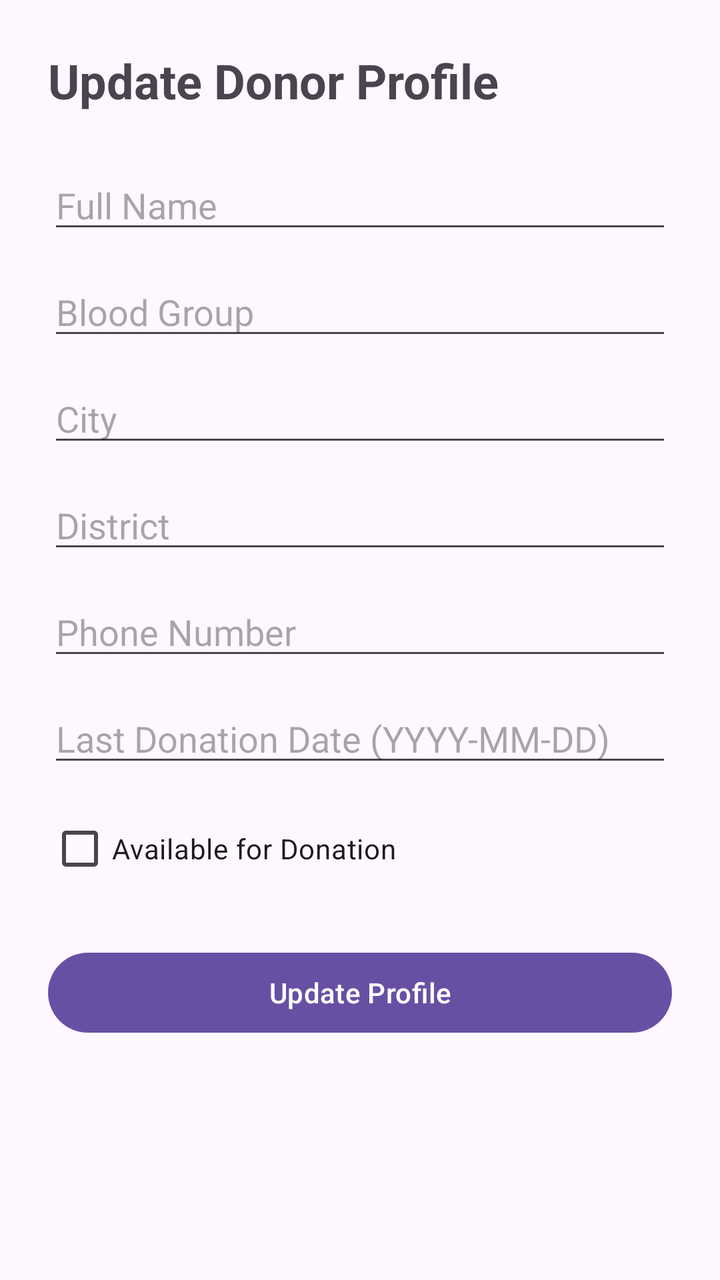
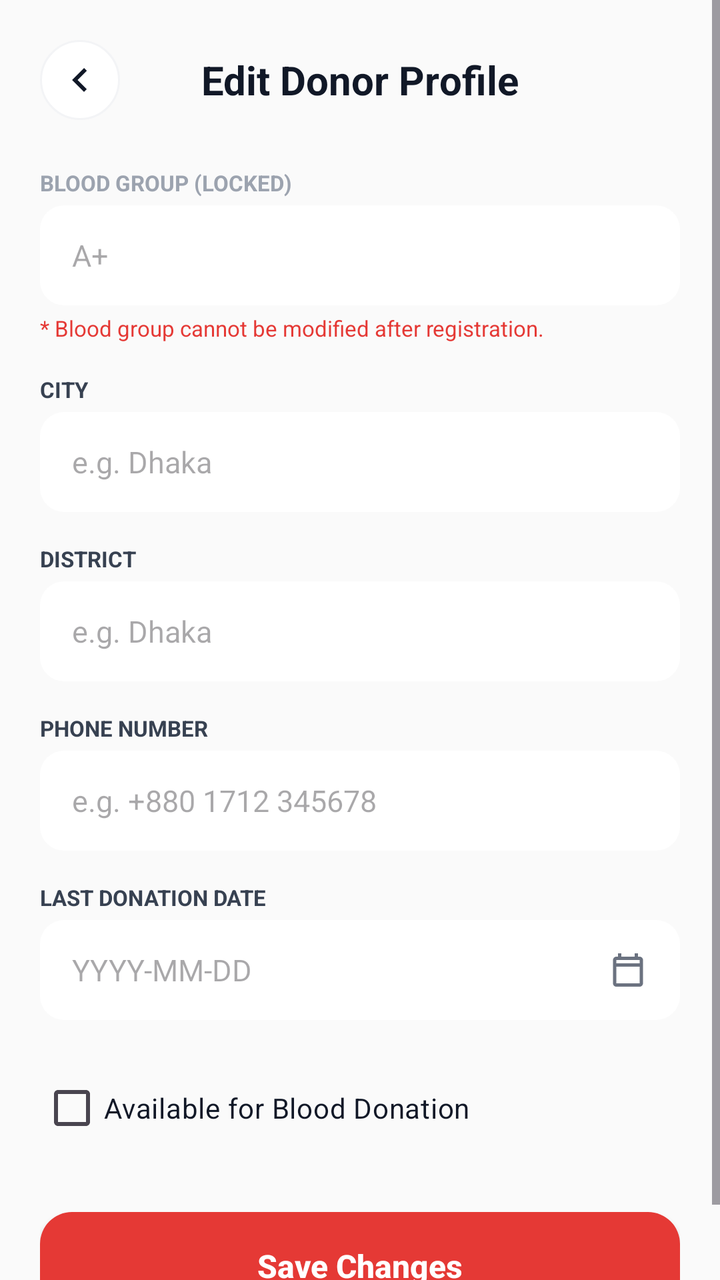

The first picture is an Android layout as it rendered before a commit; the second is the same layout after the commit. The layout source and the unified diff follow.
<!-- AndroidManifest.xml: application theme Theme.BloodBridge -->
<!-- res/layout/activity_update_donor.xml -->
<?xml version="1.0" encoding="utf-8"?>
<ScrollView xmlns:android="http://schemas.android.com/apk/res/android"
    android:layout_width="match_parent"
    android:layout_height="match_parent"
    android:fillViewport="true">

    <LinearLayout
        android:layout_width="match_parent"
        android:layout_height="wrap_content"
        android:orientation="vertical"
        android:padding="24dp">

        <TextView
            android:layout_width="wrap_content"
            android:layout_height="wrap_content"
            android:text="Update Donor Profile"
            android:textSize="24sp"
            android:textStyle="bold"
            android:layout_marginBottom="24dp" />

        <EditText
            android:id="@+id/etUpdateName"
            android:layout_width="match_parent"
            android:layout_height="wrap_content"
            android:hint="Full Name"
            android:inputType="textPersonName"
            android:layout_marginBottom="12dp" />

        <EditText
            android:id="@+id/etUpdateBloodGroup"
            android:layout_width="match_parent"
            android:layout_height="wrap_content"
            android:hint="Blood Group"
            android:layout_marginBottom="12dp" />

        <EditText
            android:id="@+id/etUpdateCity"
            android:layout_width="match_parent"
            android:layout_height="wrap_content"
            android:hint="City"
            android:layout_marginBottom="12dp" />

        <EditText
            android:id="@+id/etUpdateDistrict"
            android:layout_width="match_parent"
            android:layout_height="wrap_content"
            android:hint="District"
            android:layout_marginBottom="12dp" />

        <EditText
            android:id="@+id/etUpdatePhone"
            android:layout_width="match_parent"
            android:layout_height="wrap_content"
            android:hint="Phone Number"
            android:inputType="phone"
            android:layout_marginBottom="12dp" />

        <EditText
            android:id="@+id/etUpdateLastDonateDate"
            android:layout_width="match_parent"
            android:layout_height="wrap_content"
            android:hint="Last Donation Date (YYYY-MM-DD)"
            android:focusable="false"
            android:clickable="true"
            android:layout_marginBottom="12dp" />

        <CheckBox
            android:id="@+id/cbUpdateAvailable"
            android:layout_width="wrap_content"
            android:layout_height="wrap_content"
            android:text="Available for Donation"
            android:layout_marginBottom="24dp" />

        <Button
            android:id="@+id/btnUpdateDonor"
            android:layout_width="match_parent"
            android:layout_height="wrap_content"
            android:text="Update Profile" />

    </LinearLayout>
</ScrollView>
<!-- resources referenced by this layout -->
<resources>
  <style name="Theme.BloodBridge" parent="Base.Theme.BloodBridge" />
  <style name="Base.Theme.BloodBridge" parent="Theme.Material3.DayNight.NoActionBar">
          
          
      </style>
</resources>

<!-- the commit's change to res/layout/activity_update_donor.xml (unified diff, before → after) -->
@@ -1,81 +1,191 @@
 <?xml version="1.0" encoding="utf-8"?>
 <ScrollView xmlns:android="http://schemas.android.com/apk/res/android"
+    xmlns:app="http://schemas.android.com/apk/res-auto"
     android:layout_width="match_parent"
     android:layout_height="match_parent"
+    android:background="#FAFAFA"
     android:fillViewport="true">
 
     <LinearLayout
         android:layout_width="match_parent"
         android:layout_height="wrap_content"
         android:orientation="vertical"
-        android:padding="24dp">
+        android:padding="20dp">
+
+        
+        <RelativeLayout
+            android:layout_width="match_parent"
+            android:layout_height="wrap_content"
+            android:layout_marginBottom="24dp">
+
+            <ImageView
+                android:id="@+id/btnBackUpdate"
+                android:layout_width="40dp"
+                android:layout_height="40dp"
+                android:layout_centerVertical="true"
+                android:background="@drawable/bg_circle_button"
+                android:contentDescription="Back"
+                android:padding="8dp"
+                android:src="@drawable/ic_arrow_back_black" />
+
+            <TextView
+                android:layout_width="wrap_content"
+                android:layout_height="wrap_content"
+                android:layout_centerInParent="true"
+                android:text="Edit Donor Profile"
+                android:textColor="#111827"
+                android:textSize="20sp"
+                android:textStyle="bold" />
+        </RelativeLayout>
+
+        
+        <TextView
+            android:layout_width="wrap_content"
+            android:layout_height="wrap_content"
+            android:layout_marginBottom="4dp"
+            android:text="BLOOD GROUP (LOCKED)"
+            android:textColor="#9CA3AF"
+            android:textSize="11sp"
+            android:textStyle="bold" />
+
+        <EditText
+            android:id="@+id/etUpdateBloodGroup"
+            android:layout_width="match_parent"
+            android:layout_height="50dp"
+            android:layout_marginBottom="4dp"
+            android:background="@drawable/bg_input_field"
+            android:clickable="false"
+            android:enabled="false"
+            android:focusable="false"
+            android:hint="A+"
+            android:paddingStart="16dp"
+            android:paddingEnd="16dp"
+            android:textColor="#6B7280"
+            android:textSize="15sp" />
 
         <TextView
             android:layout_width="wrap_content"
             android:layout_height="wrap_content"
-            android:text="Update Donor Profile"
-            android:textSize="24sp"
-            android:textStyle="bold"
-            android:layout_marginBottom="24dp" />
+            android:layout_marginBottom="16dp"
+            android:text="* Blood group cannot be modified after registration."
+            android:textColor="#E53935"
+            android:textSize="11sp" />
 
-        <EditText
-            android:id="@+id/etUpdateName"
-            android:layout_width="match_parent"
+        
+        <TextView
+            android:layout_width="wrap_content"
             android:layout_height="wrap_content"
-            android:hint="Full Name"
-            android:inputType="textPersonName"
-            android:layout_marginBottom="12dp" />
-
-        <EditText
-            android:id="@+id/etUpdateBloodGroup"
-            android:layout_width="match_parent"
-            android:layout_height="wrap_content"
-            android:hint="Blood Group"
-            android:layout_marginBottom="12dp" />
+            android:layout_marginBottom="4dp"
+            android:text="CITY"
+            android:textColor="#374151"
+            android:textSize="11sp"
+            android:textStyle="bold" />
 
         <EditText
             android:id="@+id/etUpdateCity"
             android:layout_width="match_parent"
+            android:layout_height="50dp"
+            android:layout_marginBottom="16dp"
+            android:background="@drawable/bg_input_field"
+            android:hint="e.g. Dhaka"
+            android:inputType="textCapWords"
+            android:paddingStart="16dp"
+            android:paddingEnd="16dp"
+            android:textColor="#111827"
+            android:textSize="15sp" />
+
+        
+        <TextView
+            android:layout_width="wrap_content"
             android:layout_height="wrap_content"
-            android:hint="City"
-            android:layout_marginBottom="12dp" />
+            android:layout_marginBottom="4dp"
+            android:text="DISTRICT"
+            android:textColor="#374151"
+            android:textSize="11sp"
+            android:textStyle="bold" />
 
         <EditText
             android:id="@+id/etUpdateDistrict"
             android:layout_width="match_parent"
+            android:layout_height="50dp"
+            android:layout_marginBottom="16dp"
+            android:background="@drawable/bg_input_field"
+            android:hint="e.g. Dhaka"
+            android:inputType="textCapWords"
+            android:paddingStart="16dp"
+            android:paddingEnd="16dp"
+            android:textColor="#111827"
+            android:textSize="15sp" />
+
+        
+        <TextView
+            android:layout_width="wrap_content"
             android:layout_height="wrap_content"
-            android:hint="District"
-            android:layout_marginBottom="12dp" />
+            android:layout_marginBottom="4dp"
+            android:text="PHONE NUMBER"
+            android:textColor="#374151"
+            android:textSize="11sp"
+            android:textStyle="bold" />
 
         <EditText
             android:id="@+id/etUpdatePhone"
             android:layout_width="match_parent"
+            android:layout_height="50dp"
+            android:layout_marginBottom="16dp"
+            android:background="@drawable/bg_input_field"
+            android:hint="e.g. +880 1712 345678"
+            android:inputType="phone"
+            android:paddingStart="16dp"
+            android:paddingEnd="16dp"
+            android:textColor="#111827"
+            android:textSize="15sp" />
+
+        
+        <TextView
+            android:layout_width="wrap_content"
             android:layout_height="wrap_content"
-            android:hint="Phone Number"
-            android:inputType="phone"
-            android:layout_marginBottom="12dp" />
+            android:layout_marginBottom="4dp"
+            android:text="LAST DONATION DATE"
+            android:textColor="#374151"
+            android:textSize="11sp"
+            android:textStyle="bold" />
 
         <EditText
             android:id="@+id/etUpdateLastDonateDate"
             android:layout_width="match_parent"
-            android:layout_height="wrap_content"
-            android:hint="Last Donation Date (YYYY-MM-DD)"
+            android:layout_height="50dp"
+            android:layout_marginBottom="20dp"
+            android:background="@drawable/bg_input_field"
+            android:clickable="true"
+            android:drawableEnd="@drawable/ic_calendar"
             android:focusable="false"
-            android:clickable="true"
-            android:layout_marginBottom="12dp" />
+            android:hint="YYYY-MM-DD"
+            android:paddingStart="16dp"
+            android:paddingEnd="16dp"
+            android:textColor="#111827"
+            android:textSize="15sp" />
 
+        
         <CheckBox
             android:id="@+id/cbUpdateAvailable"
             android:layout_width="wrap_content"
             android:layout_height="wrap_content"
-            android:text="Available for Donation"
-            android:layout_marginBottom="24dp" />
+            android:layout_marginBottom="28dp"
+            android:text="Available for Blood Donation"
+            android:textColor="#111827"
+            android:textSize="14sp" />
 
-        <Button
+        
+        <androidx.appcompat.widget.AppCompatButton
             android:id="@+id/btnUpdateDonor"
             android:layout_width="match_parent"
-            android:layout_height="wrap_content"
-            android:text="Update Profile" />
+            android:layout_height="54dp"
+            android:background="@drawable/bg_red_button"
+            android:text="Save Changes"
+            android:textAllCaps="false"
+            android:textColor="#FFFFFF"
+            android:textSize="16sp"
+            android:textStyle="bold" />
 
     </LinearLayout>
 </ScrollView>
<!-- resource entries referenced after the edit -->
@@ -1,5 +1,47 @@
 <!-- resources referenced by this layout -->
 <resources>
+  <!-- drawable bg_circle_button (drawable) -->
+  <?xml version="1.0" encoding="utf-8"?>
+  <shape xmlns:android="http://schemas.android.com/apk/res/android"
+      android:shape="oval">
+      <solid android:color="#FFFFFF" />
+      <stroke
+          android:width="1dp"
+          android:color="#F3F4F6" />
+  </shape>
+  <!-- drawable bg_input_field (drawable) -->
+  <?xml version="1.0" encoding="utf-8"?>
+  <shape xmlns:android="http://schemas.android.com/apk/res/android">
+      <solid android:color="#FFFFFF" />
+      <corners android:radius="12dp" />
+  </shape>
+  <!-- drawable bg_red_button (drawable) -->
+  <?xml version="1.0" encoding="utf-8"?>
+  <shape xmlns:android="http://schemas.android.com/apk/res/android"
+      android:shape="rectangle">
+      <solid android:color="#E53935" />
+      <corners android:radius="16dp" />
+  </shape>
+  <!-- drawable ic_arrow_back_black (drawable) -->
+  <vector xmlns:android="http://schemas.android.com/apk/res/android"
+      android:width="24dp"
+      android:height="24dp"
+      android:viewportWidth="24"
+      android:viewportHeight="24">
+      <path
+          android:fillColor="#111827"
+          android:pathData="M15.41,16.59L10.83,12l4.58,-4.59L14,6l-6,6 6,6 1.41,-1.41z" />
+  </vector>
+  <!-- drawable ic_calendar (drawable) -->
+  <vector xmlns:android="http://schemas.android.com/apk/res/android"
+      android:width="20dp"
+      android:height="20dp"
+      android:viewportWidth="24"
+      android:viewportHeight="24">
+      <path
+          android:fillColor="#6B7280"
+          android:pathData="M19,4h-1V2h-2v2H8V2H6v2H5c-1.11,0 -1.99,0.9 -1.99,2L3,20c0,1.1 0.89,2 2,2h14c1.1,0 2,-0.9 2,-2V6c0,-1.1 -0.9,-2 -2,-2zm0,16H5V10h14v10zm0,-12H5V6h14v2z" />
+  </vector>
   <style name="Theme.BloodBridge" parent="Base.Theme.BloodBridge" />
   <style name="Base.Theme.BloodBridge" parent="Theme.Material3.DayNight.NoActionBar">
           
